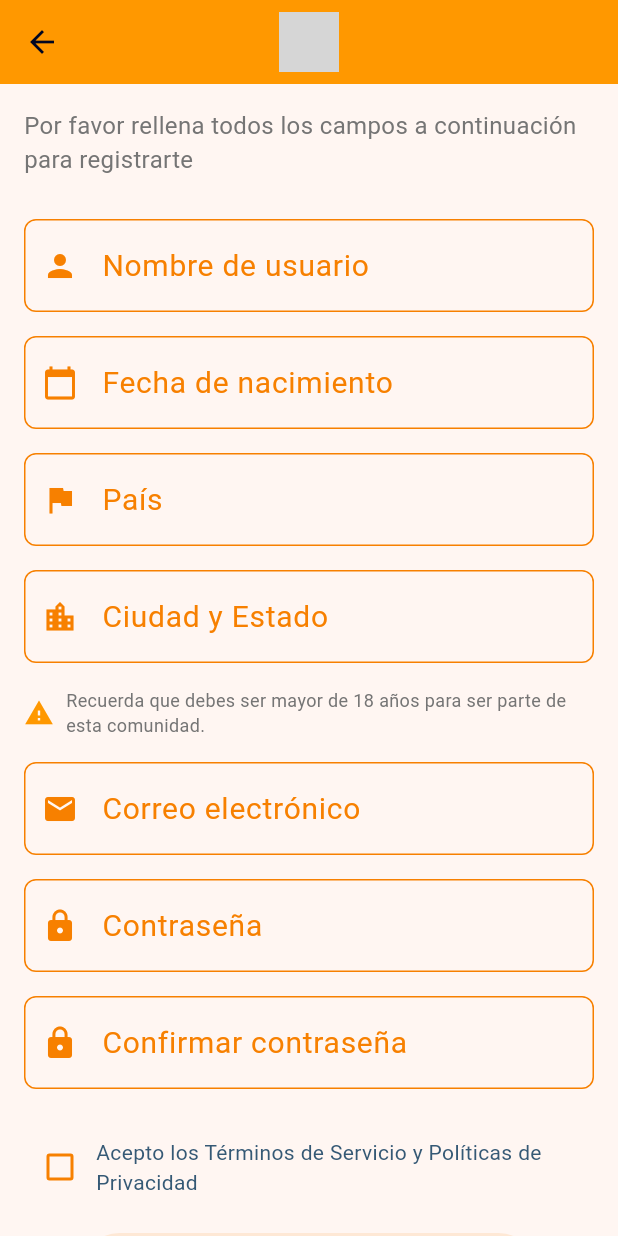
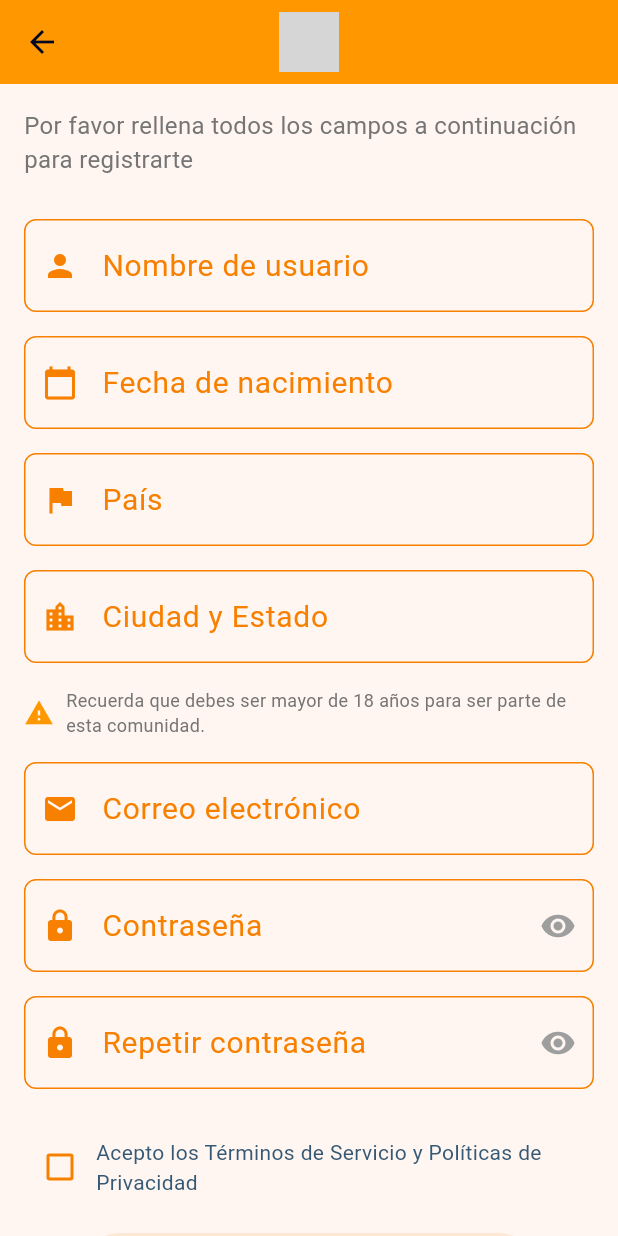
Before and after one commit to Emmanuelle20021/Board-Game-Friends, a Flutter app: the RegistrationScreen screen opened directly, on a phone screen of 412 x 824 dp. Run offline on Flutter 3.47's test engine with Material 3 defaults, Android fonts, the phone set to English and light mode, and no system bars; our stand-ins replace firebase_core, flutter_map, flutter_svg, latlong2; accounts and stored records are empty; generated files the repository leaves out were written again; network calls fail; grey boxes are pictures that could not be loaded.

Commit message:
add visivility password

```diff
--- a/lib/modules/auth/signup/components/form_field.dart
+++ b/lib/modules/auth/signup/components/form_field.dart
@@ -8,6 +8,8 @@ class CustomFormField extends StatelessWidget {
   final bool isPassword;
   final TextEditingController? controller;
   final String? errorText;
+  final bool obscureText;
+  final Widget? suffixIcon; // Para agregar el icono del visibilidad
 
   const CustomFormField({
     super.key,
@@ -18,6 +20,8 @@ class CustomFormField extends StatelessWidget {
     this.isPassword = false,
     this.controller,
     this.errorText,
+    this.obscureText = false,
+    this.suffixIcon,
   });
 
   @override
@@ -27,11 +31,12 @@ class CustomFormField extends StatelessWidget {
       child: TextFormField(
         controller: controller,
         keyboardType: inputType,
-        obscureText: isPassword,
+        obscureText: obscureText,
         decoration: InputDecoration(
           labelText: label,
           hintText: hintText,
           prefixIcon: Icon(prefixIcon),
+          suffixIcon: suffixIcon,
           border: OutlineInputBorder(borderRadius: BorderRadius.circular(8)),
           focusedBorder: OutlineInputBorder(
             borderSide: BorderSide(color: Colors.orange),
--- a/lib/modules/auth/signup/screen/registration_screen.dart
+++ b/lib/modules/auth/signup/screen/registration_screen.dart
@@ -22,6 +22,9 @@ class _RegistrationScreenState extends State<RegistrationScreen> {
   bool _termsAccepted = false;
   bool _isFormValid = false;
   String? _passwordError;
+
+  bool _isPasswordVisible = false;
+  bool _isConfirmPasswordVisible = false;
 
   @override
   void initState() {
@@ -173,15 +176,41 @@ class _RegistrationScreenState extends State<RegistrationScreen> {
               hintText: "Introduce tu contraseña",
               prefixIcon: Icons.lock,
               isPassword: true,
+              obscureText: !_isPasswordVisible,
+              suffixIcon: IconButton(
+                icon: Icon(
+                  _isPasswordVisible ? Icons.visibility_off : Icons.visibility,
+                  color: Colors.grey,
+                ),
+                onPressed: () {
+                  setState(() {
+                    _isPasswordVisible = !_isPasswordVisible;
+                  });
+                },
+              ),
             ),
 
             CustomFormField(
               controller: _confirmPasswordController,
-              label: "Confirmar contraseña",
-              hintText: "Confirma tu contraseña",
+              label: "Repetir contraseña",
+              hintText: "Repite tu contraseña",
               prefixIcon: Icons.lock,
               isPassword: true,
               errorText: _passwordError,
+              obscureText: !_isConfirmPasswordVisible,
+              suffixIcon: IconButton(
+                icon: Icon(
+                  _isConfirmPasswordVisible
+                      ? Icons.visibility_off
+                      : Icons.visibility,
+                  color: Colors.grey,
+                ),
+                onPressed: () {
+                  setState(() {
+                    _isConfirmPasswordVisible = !_isConfirmPasswordVisible;
+                  });
+                },
+              ),
             ),
 
             const SizedBox(height: 20),
```
